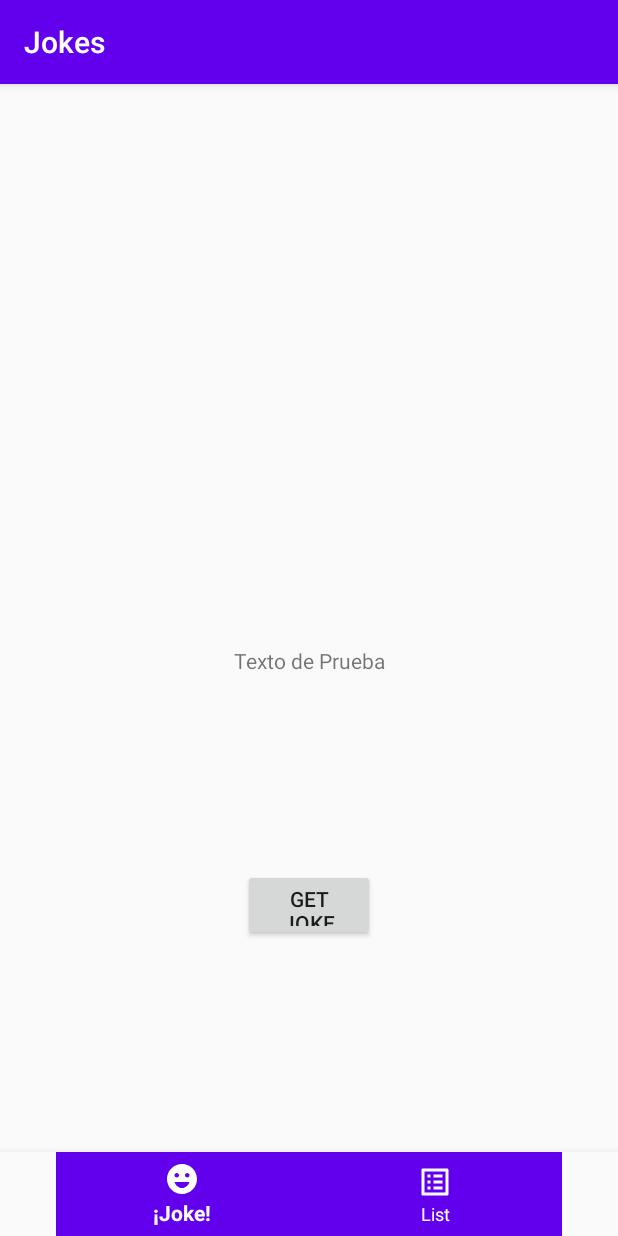
After one commit to JYellow363/Jokes, an Android app: the fragment JokeFragment placed in its activity, on a phone screen of 412 x 824 dp. The commit adds this screen. Run offline under Robolectric (Android 15) with nearby library versions, the phone set to English and light mode, and no system bars.

Commit message:
lista jokes

```diff
--- a/app/build.gradle
+++ b/app/build.gradle
@@ -38,12 +38,12 @@ dependencies {
     implementation 'androidx.constraintlayout:constraintlayout:2.0.1'
     implementation 'com.squareup.retrofit2:retrofit:2.9.0'
     implementation 'com.squareup.retrofit2:converter-gson:2.9.0'
-
     implementation 'androidx.room:room-runtime:2.2.5'
+    implementation 'com.google.android.material:material:1.2.1'
     kapt "androidx.room:room-compiler:2.2.5"
-
+    //noinspection GradleCompatible
+    implementation 'com.android.support:design:28.0.0'
     implementation 'com.android.support:multidex:1.0.3'
-    //implementation 'androidx.multidex:multidex:2.0.1'
     testImplementation 'junit:junit:4.12'
     androidTestImplementation 'androidx.test.ext:junit:1.1.2'
     androidTestImplementation 'androidx.test.espresso:espresso-core:3.3.0'
--- a/app/src/main/java/pe/edu/upc/jokes/AppDatabase.kt
+++ b/app/src/main/java/pe/edu/upc/jokes/AppDatabase.kt
@@ -18,7 +18,7 @@ abstract class AppDatabase : RoomDatabase() {
 
             if (INSTANCE == null) {
 
-                INSTANCE = Room.databaseBuilder(context, AppDatabase::class.java, "jokes.db")
+                INSTANCE = Room.databaseBuilder(context, AppDatabase::class.java, "jokes_db")
                     .allowMainThreadQueries()
                     .build()
             }
--- a/app/src/main/java/pe/edu/upc/jokes/JokeDao.kt
+++ b/app/src/main/java/pe/edu/upc/jokes/JokeDao.kt
@@ -8,7 +8,7 @@ import androidx.room.Query
 @Dao
 interface JokeDao {
 
-    @Query("select * from joke")
+    @Query("select * from Joke")
     fun getAll() : List<Joke>
 
     @Insert
--- /dev/null
+++ b/app/src/main/java/pe/edu/upc/jokes/JokeFragment.kt
@@ -0,0 +1,68 @@
+package pe.edu.upc.jokes
+
+import android.os.Bundle
+import android.util.Log
+import android.view.LayoutInflater
+import android.view.View
+import android.view.ViewGroup
+import android.widget.Button
+import android.widget.TextView
+import androidx.fragment.app.Fragment
+import kotlinx.android.synthetic.main.fragment_joke.*
+import retrofit2.Call
+import retrofit2.Callback
+import retrofit2.Response
+import retrofit2.Retrofit
+import retrofit2.converter.gson.GsonConverterFactory
+
+class JokeFragment : Fragment() {
+
+    override fun onCreateView(
+        inflater: LayoutInflater,
+        container: ViewGroup?,
+        savedInstanceState: Bundle?
+    ): View? {
+        super.onCreateView(inflater, container, savedInstanceState)
+        val view = inflater.inflate(R.layout.fragment_joke, container, false)
+        view.findViewById<Button>(R.id.btJoke).setOnClickListener {
+            getJoke(view)
+            Log.d("TAG","Luego de getJoke")
+        }
+        return view
+    }
+
+    companion object {
+        fun newInstance(): JokeFragment = JokeFragment()
+        const val TAG = "MainActivity"
+    }
+
+    private fun getJoke(view: View) {
+
+        val retrofit = Retrofit.Builder()
+            .baseUrl("https://geek-jokes.sameerkumar.website/")
+            .addConverterFactory(GsonConverterFactory.create())
+            .build()
+
+        val jokeApi = retrofit.create(JokeApi::class.java)
+        val request = jokeApi.getJoke("json")
+
+        request.enqueue(object : Callback<Joke> {
+            override fun onResponse(call: Call<Joke>, response: Response<Joke>) {
+
+                if (response.isSuccessful) {
+                    val joke = response.body()
+                    view.findViewById<TextView>(R.id.tvJoke)
+                    tvJoke?.text = joke!!.sentence
+
+                    AppDatabase.getInstance(view.context).getDao().insert(joke)
+                }
+            }
+
+            override fun onFailure(call: Call<Joke>, t: Throwable) {
+                Log.d(TAG, t.toString())
+            }
+        }
+        )
+
+    }
+}
--- a/app/src/main/java/pe/edu/upc/jokes/MainActivity.kt
+++ b/app/src/main/java/pe/edu/upc/jokes/MainActivity.kt
@@ -3,6 +3,9 @@ package pe.edu.upc.jokes
 import androidx.appcompat.app.AppCompatActivity
 import android.os.Bundle
 import android.util.Log
+import androidx.appcompat.app.ActionBar
+import androidx.fragment.app.Fragment
+import com.google.android.material.bottomnavigation.BottomNavigationView
 import kotlinx.android.synthetic.main.activity_main.*
 import retrofit2.Call
 import retrofit2.Callback
@@ -11,54 +14,41 @@ import retrofit2.Retrofit
 import retrofit2.converter.gson.GsonConverterFactory
 
 class MainActivity : AppCompatActivity() {
+    private lateinit var toolbar: ActionBar
+    private lateinit var jokeFragment: JokeFragment
+    private lateinit var listFragment: ListFragment
 
-    companion object {
-        const val TAG = "MainActivity"
+    private val mOnNavigationItemSelectedListener = BottomNavigationView.OnNavigationItemSelectedListener { item ->
+        when (item.itemId) {
+            R.id.navigation_joke -> {
+                toolbar.title = "Jokes"
+                openFragment(jokeFragment)
+                return@OnNavigationItemSelectedListener true
+            }
+            R.id.navigation_list -> {
+                toolbar.title = "List"
+                openFragment(listFragment)
+                return@OnNavigationItemSelectedListener true
+            }
+        }
+        false
+    }
+
+    private fun openFragment(fragment: Fragment) {
+        val transaction = supportFragmentManager.beginTransaction()
+        transaction.replace(R.id.container, fragment)
+        transaction.addToBackStack(null)
+        transaction.commit()
     }
 
     override fun onCreate(savedInstanceState: Bundle?) {
         super.onCreate(savedInstanceState)
         setContentView(R.layout.activity_main)
+        jokeFragment = JokeFragment.newInstance()
+        listFragment = ListFragment.newInstance()
+        toolbar = supportActionBar!!
+        val bottomNavigation: BottomNavigationView = findViewById(R.id.navigationView)
 
-        initViews()
-
-    }
-
-    private fun initViews() {
-        btJoke.setOnClickListener {
-            getJoke()
-        }
-    }
-
-    private fun getJoke() {
-
-        val retrofit = Retrofit.Builder()
-            .baseUrl("https://geek-jokes.sameerkumar.website/")
-            .addConverterFactory(GsonConverterFactory.create())
-            .build()
-
-        val jokeApi = retrofit.create(JokeApi::class.java)
-
-        val request = jokeApi.getJoke("json")
-
-        request.enqueue(object : Callback<Joke> {
-            override fun onResponse(call: Call<Joke>, response: Response<Joke>) {
-
-                if (response.isSuccessful) {
-                    val joke = response.body()
-                    tvJoke.text = joke!!.sentence
-
-                    AppDatabase.getInstance(this@MainActivity).getDao().insert(joke)
-
-                }
-            }
-
-            override fun onFailure(call: Call<Joke>, t: Throwable) {
-                Log.d(TAG, t.toString())
-            }
-
-        }
-        )
-
+        bottomNavigation.setOnNavigationItemSelectedListener(mOnNavigationItemSelectedListener)
     }
 }
--- /dev/null
+++ b/app/src/main/res/drawable/ic_baseline_emoji_emotions_24.xml
@@ -0,0 +1,5 @@
+<vector android:height="24dp" android:tint="#FFFFFF"
+    android:viewportHeight="24" android:viewportWidth="24"
+    android:width="24dp" xmlns:android="http://schemas.android.com/apk/res/android">
+    <path android:fillColor="@android:color/white" android:pathData="M11.99,2C6.47,2 2,6.48 2,12c0,5.52 4.47,10 9.99,10C17.52,22 22,17.52 22,12C22,6.48 17.52,2 11.99,2zM8.5,8C9.33,8 10,8.67 10,9.5S9.33,11 8.5,11S7,10.33 7,9.5S7.67,8 8.5,8zM12,18c-2.28,0 -4.22,-1.66 -5,-4h10C16.22,16.34 14.28,18 12,18zM15.5,11c-0.83,0 -1.5,-0.67 -1.5,-1.5S14.67,8 15.5,8S17,8.67 17,9.5S16.33,11 15.5,11z"/>
+</vector>
--- /dev/null
+++ b/app/src/main/res/drawable/ic_baseline_list_alt_24.xml
@@ -0,0 +1,5 @@
+<vector android:height="24dp" android:tint="#FFFFFF"
+    android:viewportHeight="24" android:viewportWidth="24"
+    android:width="24dp" xmlns:android="http://schemas.android.com/apk/res/android">
+    <path android:fillColor="@android:color/white" android:pathData="M19,5v14L5,19L5,5h14m1.1,-2L3.9,3c-0.5,0 -0.9,0.4 -0.9,0.9v16.2c0,0.4 0.4,0.9 0.9,0.9h16.2c0.4,0 0.9,-0.5 0.9,-0.9L21,3.9c0,-0.5 -0.5,-0.9 -0.9,-0.9zM11,7h6v2h-6L11,7zM11,11h6v2h-6v-2zM11,15h6v2h-6zM7,7h2v2L7,9zM7,11h2v2L7,13zM7,15h2v2L7,17z"/>
+</vector>
--- a/app/src/main/res/layout/activity_main.xml
+++ b/app/src/main/res/layout/activity_main.xml
@@ -6,27 +6,25 @@
     android:layout_height="match_parent"
     tools:context=".MainActivity">
 
-    <TextView
-        android:id="@+id/tvJoke"
-        android:layout_width="wrap_content"
+    <FrameLayout
+        android:id="@+id/container"
+        android:layout_width="match_parent"
+        android:layout_height="match_parent"
+        app:layout_behavior="@string/appbar_scrolling_view_behavior" />
+
+    <com.google.android.material.bottomnavigation.BottomNavigationView
+        android:id="@+id/navigationView"
+        android:layout_width="0dp"
         android:layout_height="wrap_content"
-        android:layout_marginLeft="8dp"
-        android:layout_marginRight="8dp"
+        android:layout_marginStart="0dp"
+        android:layout_marginEnd="0dp"
+        android:background="?android:attr/windowBackground"
+        app:itemBackground="@color/colorPrimary"
+        app:itemIconTint="@color/white"
+        app:itemTextColor="@color/white"
         app:layout_constraintBottom_toBottomOf="parent"
         app:layout_constraintLeft_toLeftOf="parent"
         app:layout_constraintRight_toRightOf="parent"
-        app:layout_constraintTop_toTopOf="parent" />
-
-    <Button
-        android:id="@+id/btJoke"
-        android:layout_width="wrap_content"
-        android:layout_height="wrap_content"
-        android:layout_marginBottom="8dp"
-        android:text="@string/button_joke"
-        app:layout_constraintBottom_toBottomOf="parent"
-        app:layout_constraintEnd_toEndOf="parent"
-        app:layout_constraintStart_toStartOf="parent"
-        app:layout_constraintTop_toTopOf="parent"
-        app:layout_constraintVertical_bias="0.951" />
+        app:menu="@menu/navigation" />
 
 </androidx.constraintlayout.widget.ConstraintLayout>
--- /dev/null
+++ b/app/src/main/res/layout/fragment_joke.xml
@@ -0,0 +1,32 @@
+<?xml version="1.0" encoding="utf-8"?>
+<androidx.constraintlayout.widget.ConstraintLayout xmlns:android="http://schemas.android.com/apk/res/android"
+    xmlns:app="http://schemas.android.com/apk/res-auto"
+    android:id="@+id/linearLayout"
+    android:layout_width="match_parent"
+    android:layout_height="match_parent"
+    android:orientation="vertical">
+
+    <TextView
+        android:id="@+id/tvJoke"
+        android:layout_width="wrap_content"
+        android:layout_height="wrap_content"
+        android:layout_marginLeft="8dp"
+        android:layout_marginRight="8dp"
+        android:text="Texto de Prueba"
+        app:layout_constraintBottom_toBottomOf="parent"
+        app:layout_constraintLeft_toLeftOf="parent"
+        app:layout_constraintRight_toRightOf="parent"
+        app:layout_constraintTop_toTopOf="parent" />
+
+    <Button
+        android:id="@+id/btJoke"
+        android:layout_width="88dp"
+        android:layout_height="48dp"
+        android:text="@string/button_joke"
+        app:layout_constraintBottom_toBottomOf="parent"
+        app:layout_constraintEnd_toEndOf="parent"
+        app:layout_constraintStart_toStartOf="parent"
+        app:layout_constraintTop_toBottomOf="@+id/tvJoke"
+        app:layout_constraintVertical_bias="0.396" />
+
+</androidx.constraintlayout.widget.ConstraintLayout>
--- /dev/null
+++ b/app/src/main/res/menu/navigation.xml
@@ -0,0 +1,14 @@
+<?xml version="1.0" encoding="utf-8"?>
+<menu xmlns:android="http://schemas.android.com/apk/res/android">
+
+    <item
+        android:id="@+id/navigation_joke"
+        android:icon="@drawable/ic_baseline_emoji_emotions_24"
+        android:title="¡Joke!"/>
+
+    <item
+        android:id="@+id/navigation_list"
+        android:icon="@drawable/ic_baseline_list_alt_24"
+        android:title="List"/>
+
+</menu>
--- a/app/src/main/res/values/colors.xml
+++ b/app/src/main/res/values/colors.xml
@@ -3,4 +3,5 @@
     <color name="colorPrimary">#6200EE</color>
     <color name="colorPrimaryDark">#3700B3</color>
     <color name="colorAccent">#03DAC5</color>
+    <color name="white">#FFFFFF</color>
 </resources>
```
Also changed, not shown: app/src/main/java/pe/edu/upc/jokes/JokeAdapter.kt (added, +29 -0 lines), app/src/main/java/pe/edu/upc/jokes/ListFragment.kt (added, +34 -0 lines), app/src/main/res/layout/fragment_list.xml (added, +18 -0 lines), app/src/main/res/layout/prototype_joke.xml (added, +21 -0 lines).
